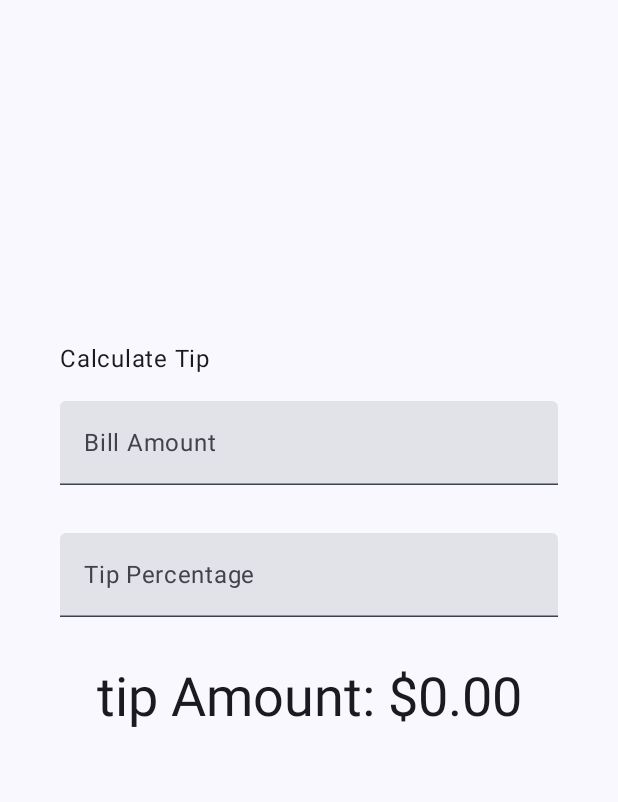
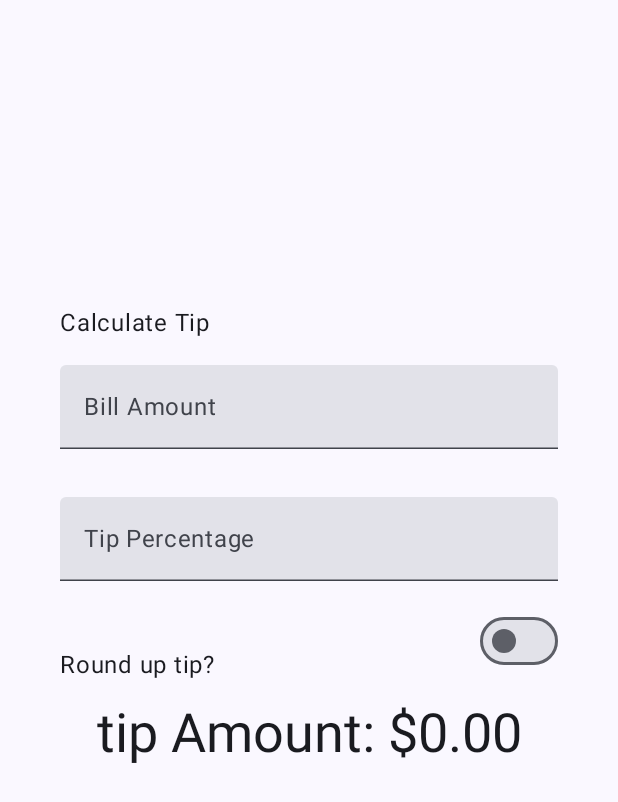
Before and after one commit to Miftahul93/TipTimeCalculator, an Android app built with Jetpack Compose: the screen it shows after launch (MainActivity), on a phone screen of 412 x 824 dp. Shown: the top 802 px of the screen. Run offline under Robolectric (Android 15) with nearby library versions, the phone set to English and light mode, and no system bars.

```diff
--- a/app/src/main/java/com/athaya/tiptime/MainActivity.kt
+++ b/app/src/main/java/com/athaya/tiptime/MainActivity.kt
@@ -8,19 +8,23 @@ import androidx.activity.compose.setContent
 import androidx.annotation.StringRes
 import androidx.compose.foundation.layout.Arrangement
 import androidx.compose.foundation.layout.Column
+import androidx.compose.foundation.layout.Row
 import androidx.compose.foundation.layout.Spacer
 import androidx.compose.foundation.layout.fillMaxSize
 import androidx.compose.foundation.layout.fillMaxWidth
 import androidx.compose.foundation.layout.height
 import androidx.compose.foundation.layout.padding
 import androidx.compose.foundation.layout.safeDrawingPadding
+import androidx.compose.foundation.layout.size
 import androidx.compose.foundation.layout.statusBarsPadding
+import androidx.compose.foundation.layout.wrapContentWidth
 import androidx.compose.foundation.rememberScrollState
 import androidx.compose.foundation.text.KeyboardOptions
 import androidx.compose.foundation.verticalScroll
 import androidx.compose.material3.ExperimentalMaterial3Api
 import androidx.compose.material3.MaterialTheme
 import androidx.compose.material3.Surface
+import androidx.compose.material3.Switch
 import androidx.compose.material3.Text
 import androidx.compose.material3.TextField
 import androidx.compose.runtime.Composable
@@ -59,9 +63,10 @@ class MainActivity : ComponentActivity() {
 fun TipTimeLayout() {
     var amountInput by remember { mutableStateOf("") }
     var tipInput by remember { mutableStateOf("") }
+    var roundUp by remember { mutableStateOf(false) }
+
     val amount = amountInput.toDoubleOrNull() ?: 0.0
     val tipPercent = tipInput.toDoubleOrNull() ?: 0.0
-
     val tip = calculateTip(amount, tipPercent)
 
     Column(
@@ -103,6 +108,11 @@ fun TipTimeLayout() {
                 .padding(bottom = 32.dp)
                 .fillMaxWidth()
         )
+        RoundTheTipRow(
+            roundUp = roundUp,
+            onRoundUpChanged = { roundUp = it },
+            modifier = Modifier.padding(bottom = 32.dp)
+        )
         Text(
             text = stringResource(id = R.string.tip_amount, tip),
             style = MaterialTheme.typography.displaySmall
@@ -135,6 +145,29 @@ fun EditNumberField(
     )
 }
 
+@Composable
+fun RoundTheTipRow(
+    roundUp: Boolean,
+    onRoundUpChanged: (Boolean) -> Unit,
+    modifier: Modifier = Modifier
+) {
+    Row(
+        modifier = Modifier
+            .fillMaxWidth()
+            .size(48.dp),
+        verticalAlignment = Alignment.CenterVertically
+    ) {
+        Text(text = stringResource(id = R.string.round_up_tip))
+        Switch(
+            modifier = modifier
+                .fillMaxWidth()
+                .wrapContentWidth(Alignment.End),
+            checked = roundUp,
+            onCheckedChange = onRoundUpChanged
+        )
+    }
+}
+
 @Preview(showBackground = true)
 @Composable
 fun TipTimeLayoutPreview() {
```
